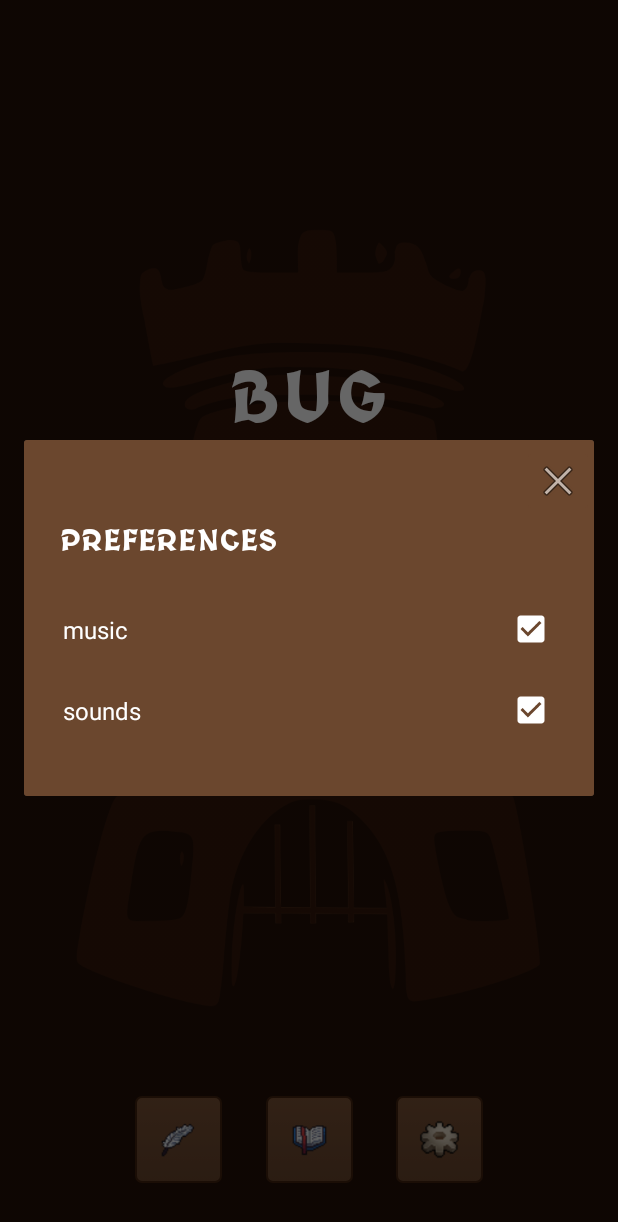
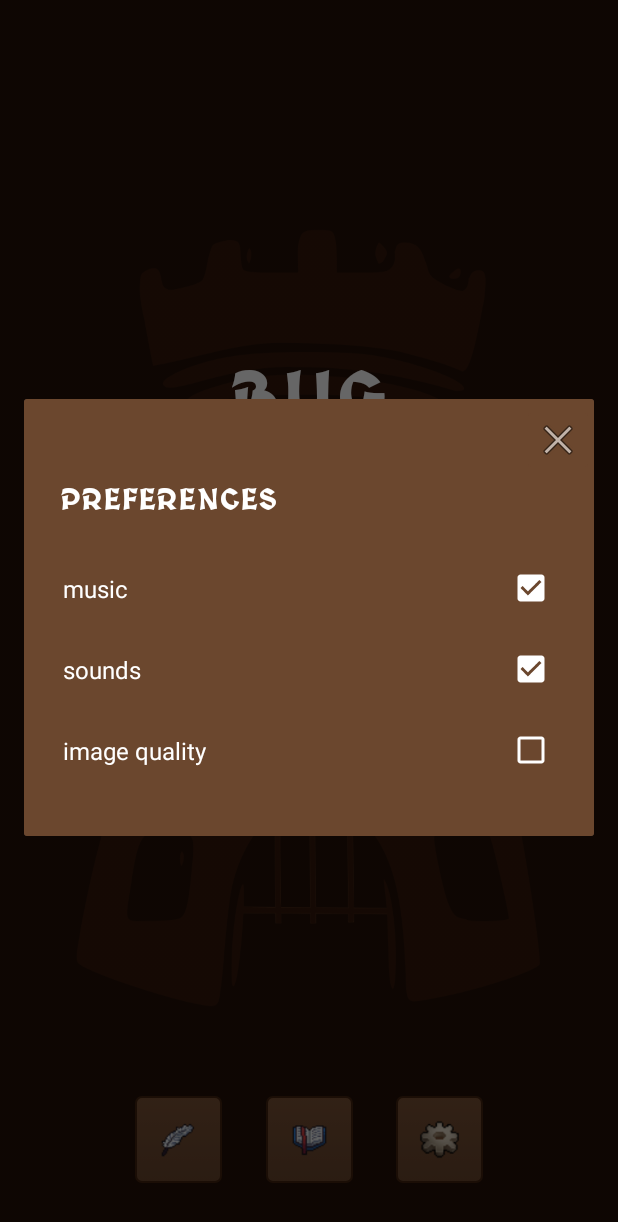
Before and after one commit to elegist/bug-defender, an Android app: the screen it shows after launch (MainActivity), after a tap on "preferences", on a phone screen of 412 x 824 dp. Shown: the top 1222 px of the screen. Run offline under Robolectric (Android 15) with nearby library versions, the phone set to English and light mode, and no system bars; our stand-ins replace androidx.preference.

Commit message:
kleine Änderungen + Preference Quality

```diff
--- a/app/src/main/java/de/mow2/towerdefense/controller/SettingsFragment.kt
+++ b/app/src/main/java/de/mow2/towerdefense/controller/SettingsFragment.kt
@@ -35,5 +35,15 @@ class SettingsFragment: PreferenceFragmentCompat() {
             }
             true
         }
+
+        // image quality
+        findPreference<CheckBoxPreference>("quality_pref")?.setOnPreferenceChangeListener{_, newValue ->
+            if(newValue as Boolean) {
+                // setzte Bildqualität hoch
+            } else {
+                // setze Bildqualität runter
+            }
+            false
+        }
     }
 }
--- a/app/src/main/java/de/mow2/towerdefense/model/core/GameManager.kt
+++ b/app/src/main/java/de/mow2/towerdefense/model/core/GameManager.kt
@@ -93,10 +93,10 @@ class GameManager(private val controller: GameController) {
                 }
                 /* Define next wave */
                 killsToProgress = killCounter * level
+                controller.showToastMessage("wave")
             }
         }
         controller.updateProgressBarMax(killsToProgress)
-        controller.showToastMessage("wave")
 
         killCounter = 0
         controller.updateGUI()
--- a/app/src/main/res/values/default_values.xml
+++ b/app/src/main/res/values/default_values.xml
@@ -3,4 +3,5 @@
     <bool name="musicCheckbox">true</bool>
     <bool name="soundCheckbox">true</bool>
     <bool name="tutorialCheckbox">true</bool>
+    <bool name="qualityCheckbox">false</bool>
 </resources>
--- a/app/src/main/res/values/strings.xml
+++ b/app/src/main/res/values/strings.xml
@@ -45,4 +45,5 @@
     <string name="tutorialGUILeftBar">The left bar shows you your life bar.</string>
     <string name="tutorialGUIRightBar">The right bar shows you how many opponents you need to get to the next level.</string>
     <string name="tutorialMenuButton">The button in the center opens a menu. There you can change your settings and save your score.</string>
+    <string name="quality">image quality</string>
 </resources>
--- a/app/src/main/res/xml/preferences.xml
+++ b/app/src/main/res/xml/preferences.xml
@@ -13,6 +13,11 @@
         android:title="@string/sound"
         app:iconSpaceReserved="false" />
     <CheckBoxPreference
+        android:defaultValue="@bool/qualityCheckbox"
+        android:key="quality_pref"
+        android:title="@string/quality"
+        app:iconSpaceReserved="false" />
+    <CheckBoxPreference
         android:defaultValue="true"
         android:key="tutorial_pref"
         android:title="@string/tutorialTitel"
```
Also changed, not shown: app/src/main/java/de/mow2/towerdefense/controller/GameActivity.kt (+5 -3 lines), 1 other file.
